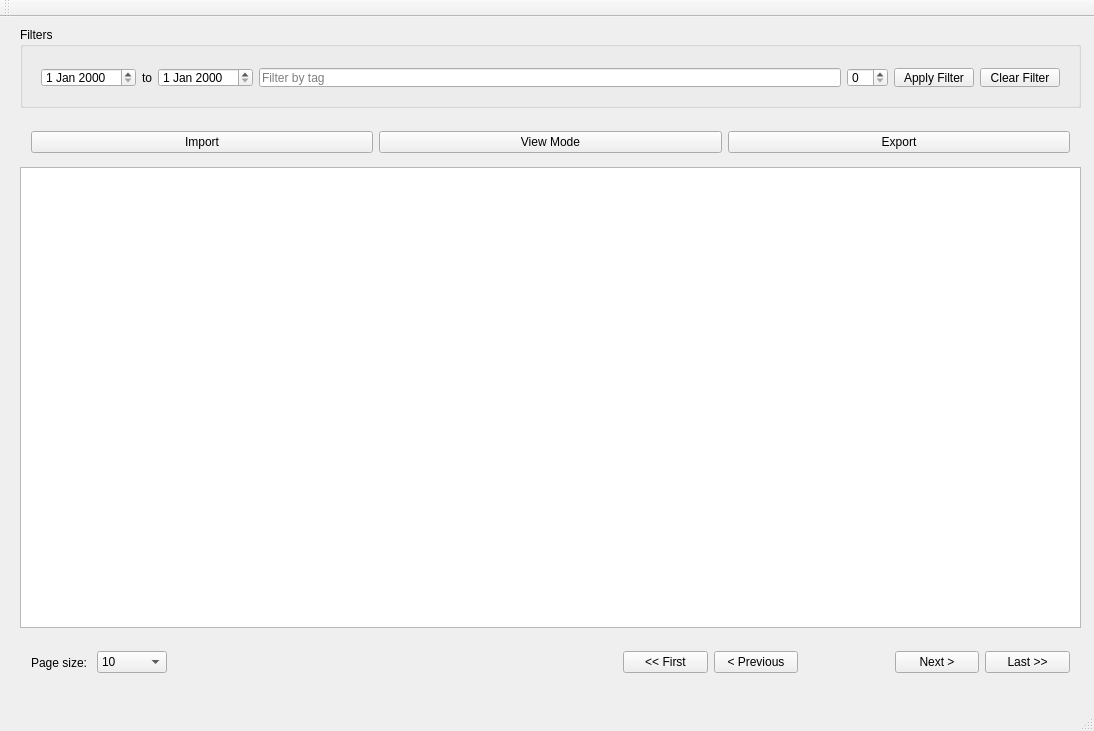
This is src/TSS_App.ui in juliaondrusova/TSS_2025_Ondrusova as Qt 5 draws it before an edit. The edited form follows.
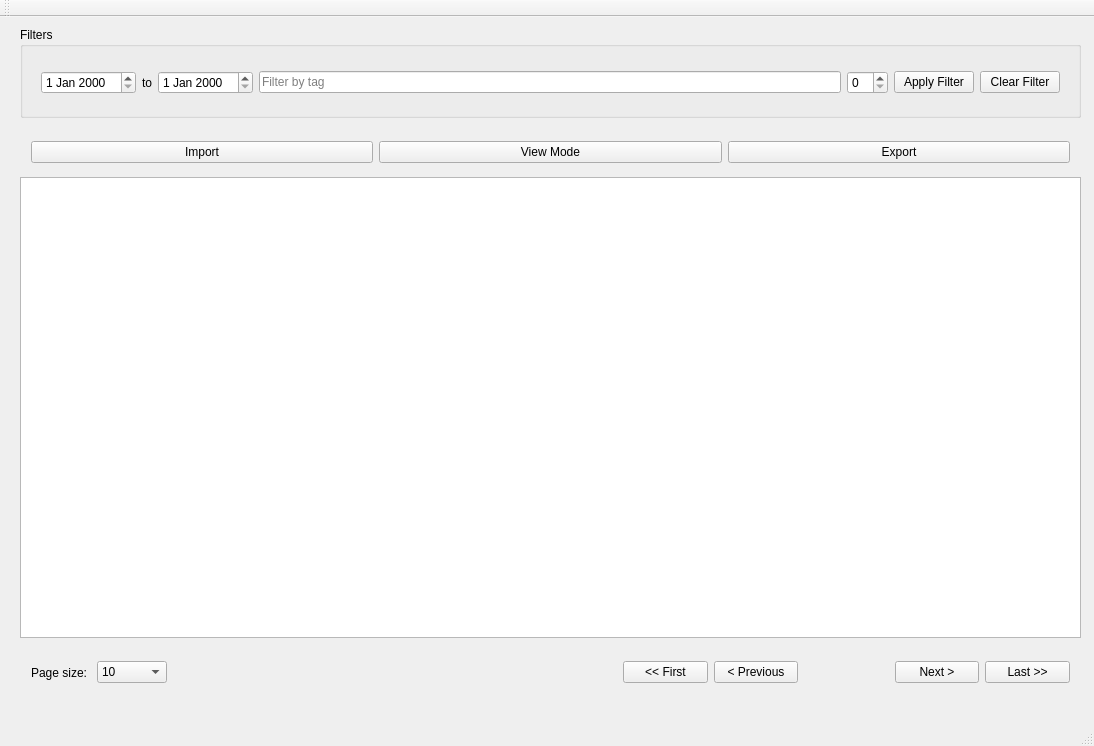
This is the edited form.

What changed in the file:
```diff
--- a/src/TSS_App.ui
+++ b/src/TSS_App.ui
@@ -7,7 +7,7 @@
     <x>0</x>
     <y>0</y>
     <width>1094</width>
-    <height>731</height>
+    <height>746</height>
    </rect>
   </property>
   <property name="windowTitle">
@@ -20,7 +20,7 @@
       <x>20</x>
       <y>10</y>
       <width>1061</width>
-      <height>81</height>
+      <height>91</height>
      </rect>
     </property>
     <property name="title">
@@ -32,7 +32,7 @@
        <x>10</x>
        <y>30</y>
        <width>1041</width>
-       <height>41</height>
+       <height>51</height>
       </rect>
      </property>
      <layout class="QHBoxLayout" name="horizontalLayout_2">
@@ -80,7 +80,7 @@
     <property name="geometry">
      <rect>
       <x>20</x>
-      <y>100</y>
+      <y>110</y>
       <width>1061</width>
       <height>51</height>
      </rect>
@@ -113,7 +113,7 @@
     <property name="geometry">
      <rect>
       <x>20</x>
-      <y>150</y>
+      <y>160</y>
       <width>1061</width>
       <height>461</height>
      </rect>
@@ -123,7 +123,7 @@
     <property name="geometry">
      <rect>
       <x>20</x>
-      <y>620</y>
+      <y>630</y>
       <width>1061</width>
       <height>51</height>
      </rect>
```
